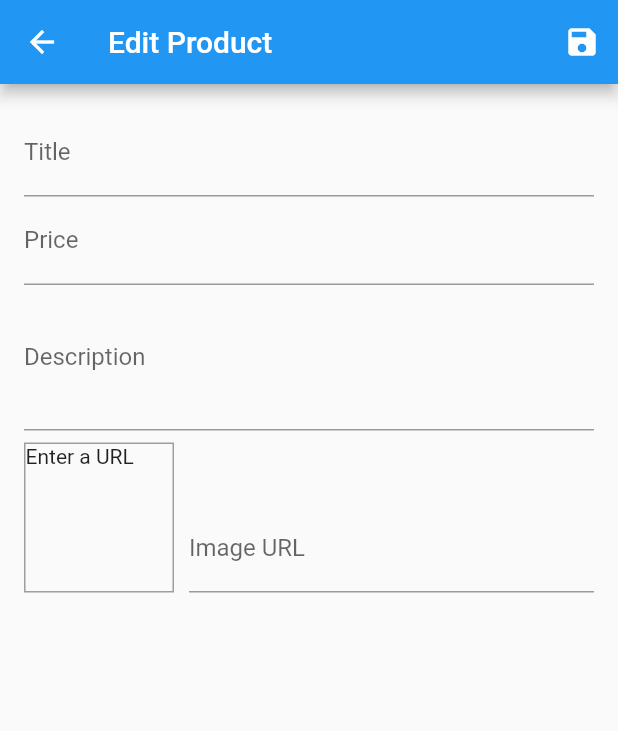
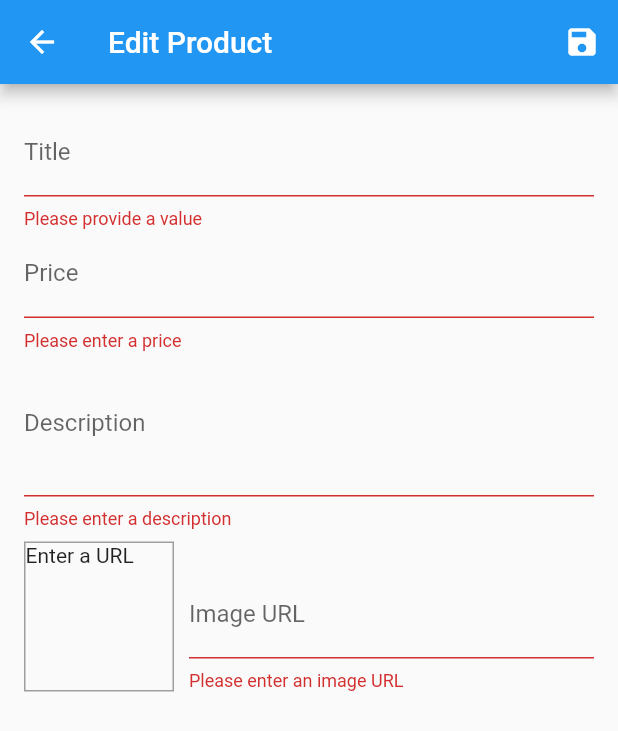
Before and after one commit to Prat2030/Flutter_Shopping_App, a Flutter app: the EditProductScreen screen opened by its route, after a tap on the "save" icon, on a phone screen of 412 x 824 dp. Shown: the top 731 px of the screen. Run offline on Flutter 3.47's test engine with Material 2 defaults, Android fonts, the phone set to English and light mode, and no system bars; network calls fail.

Commit message:
added logic for validation of form data submitted for all inputs

```diff
--- a/lib/screens/edit_product_screen.dart
+++ b/lib/screens/edit_product_screen.dart
@@ -43,20 +43,22 @@ class _EditProductScreenState extends State<EditProductScreen> {
 
   void _updateImageUrl() {
     if (!_imageUrlFocusNode.hasFocus) {
-      // if (_imageUrlController.text.isEmpty ||
-      //     (!_imageUrlController.text.startsWith('http') &&
-      //         !_imageUrlController.text.startsWith('https'))) {
-      //   return;
-      // }
+      if ((!_imageUrlController.text.startsWith('http') &&
+              !_imageUrlController.text.startsWith('https')) ||
+          (!_imageUrlController.text.endsWith('.png') &&
+              !_imageUrlController.text.endsWith('.jpg') &&
+              !_imageUrlController.text.endsWith('.jpeg'))) {
+        return;
+      }
       setState(() {});
     }
   }
 
   void _saveForm() {
-    // final isValid = _form.currentState.validate();
-    // if (!isValid) {
-    //   return;
-    // }
+    final isValid = _form.currentState!.validate();
+    if (!isValid) {
+      return;
+    }
     _form.currentState!.save();
     print(_editedProduct.title);
     print(_editedProduct.description);
@@ -89,6 +91,12 @@ class _EditProductScreenState extends State<EditProductScreen> {
                   onFieldSubmitted: (_) {
                     FocusScope.of(context).requestFocus(_priceFocusNode);
                   },
+                  validator: (value) {
+                    if (value!.isEmpty) {
+                      return 'Please provide a value';
+                    }
+                    return null;
+                  },
                   onSaved: (value) {
                     _editedProduct = Product(
                       title: value as String,
@@ -107,6 +115,18 @@ class _EditProductScreenState extends State<EditProductScreen> {
                   onFieldSubmitted: (_) {
                     FocusScope.of(context).requestFocus(_descriptionFocusNode);
                   },
+                  validator: (value) {
+                    if (value!.isEmpty) {
+                      return 'Please enter a price';
+                    }
+                    if (double.tryParse(value) == null) {
+                      return 'Please enter a valid number';
+                    }
+                    if (double.parse(value) <= 0) {
+                      return 'Please enter a number greater than zero';
+                    }
+                    return null;
+                  },
                   onSaved: (value) {
                     _editedProduct = Product(
                       title: _editedProduct.title,
@@ -122,6 +142,15 @@ class _EditProductScreenState extends State<EditProductScreen> {
                   maxLines: 3,
                   keyboardType: TextInputType.multiline,
                   focusNode: _descriptionFocusNode,
+                  validator: (value) {
+                    if (value!.isEmpty) {
+                      return 'Please enter a description';
+                    }
+                    if (value!.length < 10) {
+                      return 'Should be at least 10 characters long';
+                    }
+                    return null;
+                  },
                   onSaved: (value) {
                     _editedProduct = Product(
                       title: _editedProduct.title,
@@ -159,6 +188,21 @@ class _EditProductScreenState extends State<EditProductScreen> {
                         onFieldSubmitted: (_) {
                           _saveForm();
                         },
+                        validator: (value) {
+                          if (value!.isEmpty) {
+                            return 'Please enter an image URL';
+                          }
+                          if (!value!.startsWith('http') &&
+                              !value!.startsWith('https')) {
+                            return 'Please enter a valid URL';
+                          }
+                          if (!value!.endsWith('.png') &&
+                              !value!.endsWith('.jpg') &&
+                              !value!.endsWith('.jpeg')) {
+                            return 'Please enter a valid image URL';
+                          }
+                          return null;
+                        },
                         onSaved: (value) {
                           _editedProduct = Product(
                             title: _editedProduct.title,
```
